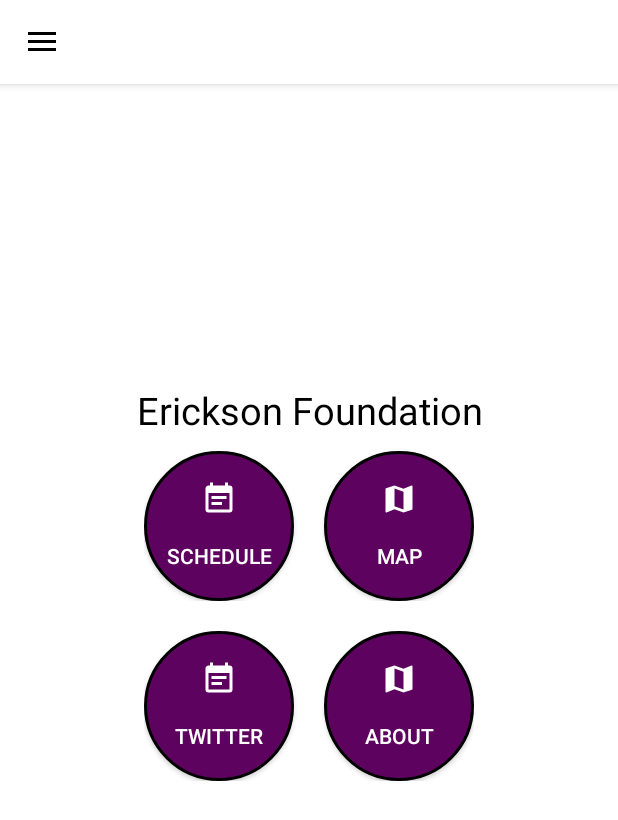
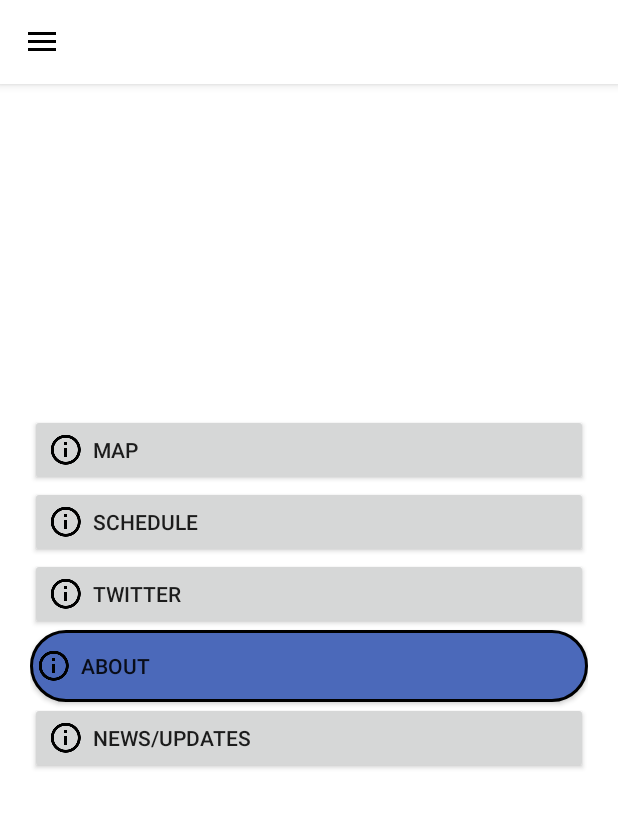
Before and after one commit to ktommet12/MHEF-Conference, an Android app: the LandingFragment screen opened directly, with no data from a screen before it, on a phone screen of 412 x 824 dp. Shown: the top 820 px of the screen. Run offline under Robolectric (Android 15) with nearby library versions, the phone set to English and light mode, and no system bars; 13 statements that could not run were skipped.

```diff
--- a/app/src/main/java/org/erickson_foundation/miltonhericksonfoundation/Fragments/LandingFragment.java
+++ b/app/src/main/java/org/erickson_foundation/miltonhericksonfoundation/Fragments/LandingFragment.java
@@ -1,9 +1,11 @@
 package org.erickson_foundation.miltonhericksonfoundation.Fragments;
 
 
+import android.graphics.drawable.Drawable;
 import android.os.Bundle;
 import android.support.v4.app.Fragment;
 import android.support.v4.app.FragmentTransaction;
+import android.support.v4.content.ContextCompat;
 import android.util.Log;
 import android.view.LayoutInflater;
 import android.view.View;
@@ -41,7 +43,7 @@ public class LandingFragment extends Fragment implements YouTubePlayer.OnInitial
         View v = inflater.inflate(R.layout.fragment_landing, container, false);
         String eventTitle = getArguments().getString("eventTitle", "Erickson Foundation");
         mainActivity      = (MainActivity) getActivity();
-        txtEventTitle     = (TextView) v.findViewById(R.id.event_title);
+        //txtEventTitle     = (TextView) v.findViewById(R.id.event_title);
         navAbout          = (Button) v.findViewById(R.id.btn_nav_about);
         navSchedule       = (Button) v.findViewById(R.id.btn_nav_schedule);
         navSocialMedia    = (Button) v.findViewById(R.id.btn_nav_social_media);
@@ -52,8 +54,10 @@ public class LandingFragment extends Fragment implements YouTubePlayer.OnInitial
         navMap.setOnClickListener(navigationClick);
         navSocialMedia.setOnClickListener(navigationClick);
 
+        navAbout.setBackgroundResource(R.drawable.round_button_mhef_blue);
 
-        txtEventTitle.setText(eventTitle);
+
+        //txtEventTitle.setText(eventTitle);
 
         YouTubePlayerSupportFragment youtubePlayer = YouTubePlayerSupportFragment.newInstance();
         youtubePlayer.initialize(AppConfig.YOUTUBE_API_KEY, this);
--- /dev/null
+++ b/app/src/main/java/org/erickson_foundation/miltonhericksonfoundation/Fragments/SpeakerViewFragment.java
@@ -0,0 +1,52 @@
+package org.erickson_foundation.miltonhericksonfoundation.Fragments;
+
+
+import android.content.Intent;
+import android.os.Bundle;
+import android.support.v4.app.Fragment;
+import android.view.LayoutInflater;
+import android.view.View;
+import android.view.ViewGroup;
+import android.webkit.WebResourceRequest;
+import android.webkit.WebView;
+import android.webkit.WebViewClient;
+
+import org.erickson_foundation.miltonhericksonfoundation.HelperClasses.AppConfig;
+import org.erickson_foundation.miltonhericksonfoundation.R;
+
+/**
+ * A simple {@link Fragment} subclass.
+ */
+public class SpeakerViewFragment extends Fragment {
+    private WebView webView;
+    private final String SPEAKER_PAGE_BASE_URL = "http://www.evolutionofpsychotherapy.com/speakers/";
+    private String speakerUrl = "";
+
+
+    public SpeakerViewFragment() {
+        // Required empty public constructor
+    }
+
+
+    @Override
+    public View onCreateView(LayoutInflater inflater, ViewGroup container,
+                             Bundle savedInstanceState) {
+        // Inflate the layout for this fragment
+        View v = inflater.inflate(R.layout.fragment_speaker_view, container, false);
+        webView = (WebView) v.findViewById(R.id.webview);
+        Intent intent = getActivity().getIntent();
+        if(intent.hasExtra(AppConfig.SPEAKER_NAME_KEY)){
+            speakerUrl = SPEAKER_PAGE_BASE_URL + intent.getExtras().getString(AppConfig.SPEAKER_NAME_KEY)
+
+        }
+        webView.setWebViewClient(new WebViewClient(){
+            @Override
+            public boolean shouldOverrideUrlLoading(WebView view, String url) {
+                return super.shouldOverrideUrlLoading(view, url);
+            }
+        });
+
+        return v;
+    }
+
+}
--- a/app/src/main/java/org/erickson_foundation/miltonhericksonfoundation/HelperClasses/AppConfig.java
+++ b/app/src/main/java/org/erickson_foundation/miltonhericksonfoundation/HelperClasses/AppConfig.java
@@ -10,6 +10,7 @@ public final class AppConfig {
     public static final String CONFERENCE_CONTENTS_JSON = "ConferenceContents";
     public static final String CONFERENCE_TYPE_STRING = "confType";
     public static final String YOUTUBE_API_KEY = "AIzaSyBw7PJ_A6r3T6S4UpFzkUMDar5A2Q56g-o";
+    public static final String SPEAKER_NAME_KEY = "speakerName";
 
     //TODO: change this to false in final release
     public static final boolean DEBUG = true;
--- a/app/src/main/java/org/erickson_foundation/miltonhericksonfoundation/MainActivity.java
+++ b/app/src/main/java/org/erickson_foundation/miltonhericksonfoundation/MainActivity.java
@@ -4,6 +4,7 @@ import android.content.Intent;
 import android.os.Bundle;
 import android.support.v4.app.Fragment;
 import android.support.v4.app.FragmentTransaction;
+import android.support.v4.content.ContextCompat;
 import android.util.Log;
 import android.view.View;
 import android.support.design.widget.NavigationView;
@@ -78,6 +79,7 @@ public class MainActivity extends AppCompatActivity implements NavigationView.On
             //setting the TextView in the NavDrawer to the selected Conference Title
             View header = navigationView.getHeaderView(0);
             conferenceTitle = (TextView) header.findViewById(R.id.lblConferenceName);
+            header.setBackgroundColor(ContextCompat.getColor(this, R.color.mhefBlue));
             conferenceTitle.setText(currentConference.getTitle());
         }
 
@@ -111,6 +113,9 @@ public class MainActivity extends AppCompatActivity implements NavigationView.On
             case R.id.nav_feedback:
                 fragment = new FeedbackFragment();
                 break;
+            case R.id.nav_speakers:
+                fragment = new SpeakerViewFragment();
+                break;
             case R.id.btn_nav_social_media:
             case R.id.nav_social:
                 fragment = new SocialMediaFragment();
--- /dev/null
+++ b/app/src/main/res/drawable/round_button_mhef_blue.xml
@@ -0,0 +1,11 @@
+<?xml version="1.0" encoding="utf-8"?>
+<shape xmlns:android="http://schemas.android.com/apk/res/android" android:shape="rectangle">
+    <corners android:radius="1000dp"/>
+    <solid android:color="@color/mhefBlue"/>
+    <stroke android:width="2dip"
+            android:color="@color/black"/>
+    <padding android:bottom="4dp"
+            android:left="4dp"
+            android:top="4dp"
+            android:right="4dp"/>
+</shape>
--- a/app/src/main/res/layout/fragment_landing.xml
+++ b/app/src/main/res/layout/fragment_landing.xml
@@ -14,20 +14,55 @@
             android:layout_height="200dp"
             android:id="@+id/youtube_player"></FrameLayout>
     </LinearLayout>
+
     <LinearLayout
-        android:layout_width="wrap_content"
+        android:layout_width="match_parent"
         android:layout_height="wrap_content"
+        android:gravity="center"
+        android:padding="20dp"
         android:orientation="vertical">
-        <TextView
-            android:layout_width="wrap_content"
+        <Button
+            android:layout_width="match_parent"
             android:layout_height="wrap_content"
-            android:gravity="center"
-            android:id="@+id/event_title"
-            android:text="@string/placeholder_event_name"
-            android:textColor="@color/black"
-            android:textSize="25sp"/>
+            android:id="@+id/btn_nav_map"
+            android:text="Map"
+            android:drawablePadding="6dp"
+            android:drawableLeft="@drawable/ic_info_outline_black_24dp"
+            android:gravity="left|center_vertical" />
+        <Button
+            android:layout_width="match_parent"
+            android:layout_height="wrap_content"
+            android:id="@+id/btn_nav_schedule"
+            android:text="Schedule"
+            android:drawablePadding="6dp"
+            android:drawableLeft="@drawable/ic_info_outline_black_24dp"
+            android:gravity="left|center_vertical" />
+        <Button
+            android:layout_width="match_parent"
+            android:layout_height="wrap_content"
+            android:id="@+id/btn_nav_social_media"
+            android:text="Twitter"
+            android:drawablePadding="6dp"
+            android:drawableLeft="@drawable/ic_info_outline_black_24dp"
+            android:gravity="left|center_vertical" />
+        <Button
+            android:layout_width="match_parent"
+            android:layout_height="wrap_content"
+            android:id="@+id/btn_nav_about"
+            android:text="About"
+            android:drawablePadding="6dp"
+            android:drawableLeft="@drawable/ic_info_outline_black_24dp"
+            android:gravity="left|center_vertical" />
+        <Button
+            android:layout_width="match_parent"
+            android:layout_height="wrap_content"
+            android:text="News/Updates"
+            android:drawablePadding="6dp"
+            android:drawableLeft="@drawable/ic_info_outline_black_24dp"
+            android:gravity="left|center_vertical" />
     </LinearLayout>
-    <LinearLayout
+    <!--
+        <LinearLayout
         android:layout_width="wrap_content"
         android:layout_height="wrap_content"
         android:padding="10dp"
@@ -41,7 +76,7 @@
             android:layout_marginRight="20dp"
             android:drawableTop="@drawable/calendar_white"
             android:textColor="@color/white"
-            android:background="@drawable/round_button" />
+            android:background="@drawable/round_button_mhef_purple" />
         <Button
             android:id="@+id/btn_nav_map"
             android:layout_width="100dp"
@@ -50,7 +85,7 @@
             android:paddingTop="20dp"
             android:text="Map"
             android:textColor="@color/white"
-            android:background="@drawable/round_button"/>
+            android:background="@drawable/round_button_mhef_purple"/>
     </LinearLayout>
     <LinearLayout
         android:layout_width="wrap_content"
@@ -66,7 +101,7 @@
             android:layout_marginRight="20dp"
             android:drawableTop="@drawable/calendar_white"
             android:textColor="@color/white"
-            android:background="@drawable/round_button" />
+            android:background="@drawable/round_button_mhef_purple" />
         <Button
             android:id="@+id/btn_nav_about"
             android:layout_width="100dp"
@@ -75,7 +110,7 @@
             android:paddingTop="20dp"
             android:text="About"
             android:textColor="@color/white"
-            android:background="@drawable/round_button"/>
+            android:background="@drawable/round_button_mhef_purple"/>
     </LinearLayout>
-
+-->
 </LinearLayout>
--- /dev/null
+++ b/app/src/main/res/layout/fragment_speaker_view.xml
@@ -0,0 +1,12 @@
+<FrameLayout xmlns:android="http://schemas.android.com/apk/res/android"
+    xmlns:tools="http://schemas.android.com/tools"
+    android:layout_width="match_parent"
+    android:layout_height="match_parent"
+    tools:context="org.erickson_foundation.miltonhericksonfoundation.Fragments.SpeakerViewFragment">
+
+    <WebView
+        android:layout_width="match_parent"
+        android:layout_height="match_parent"
+        android:id="@+id/webview"></WebView>
+
+</FrameLayout>
--- a/app/src/main/res/menu/activity_main_drawer.xml
+++ b/app/src/main/res/menu/activity_main_drawer.xml
@@ -18,13 +18,13 @@
             android:icon="@drawable/wechat"
             android:title="Social Media" />
         <item
+            android:id="@+id/nav_speakers"
+            android:icon="@drawable/ic_microphone_2x"
+            android:title="Speakers"/>
+        <item
             android:id="@+id/nav_map"
             android:icon="@drawable/map_black"
             android:title="Map" />
-    </group>
-    <group
-        android:id="@+id/menu_bottom"
-        android:checkableBehavior="none">
         <item
             android:id="@+id/nav_about"
             android:icon="@drawable/ic_info_outline_black_24dp"
@@ -33,6 +33,15 @@
             android:id="@+id/nav_parking"
             android:icon="@drawable/ic_directions_car_black_24dp"
             android:title="Parking Info"/>
+    </group>
+    <group
+        android:id="@+id/menu_bottom"
+        android:checkableBehavior="none">
+
+        <item
+            android:id="@+id/nav_settings"
+            android:icon="@drawable/settings"
+            android:title="Settings"/>
         <item
             android:id="@+id/nav_feedback"
             android:icon="@drawable/comment_text"
```
Also changed, not shown: app/src/main/res/drawable/round_button_mhef_purple.xml (renamed from app/src/main/res/drawable/round_button.xml).
